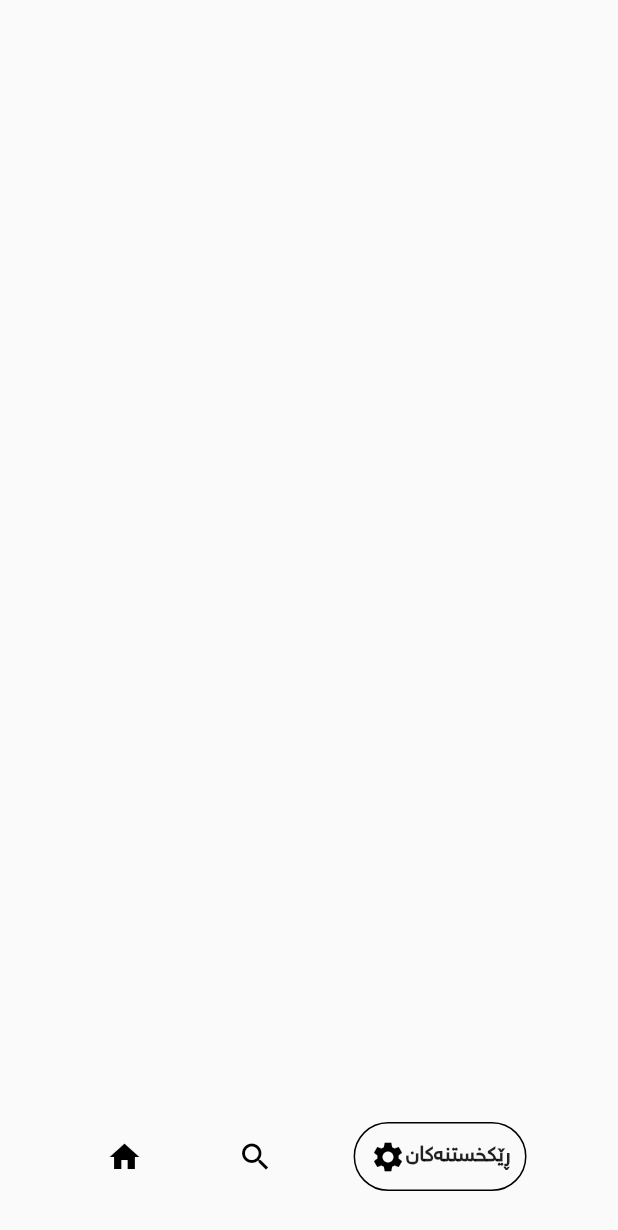
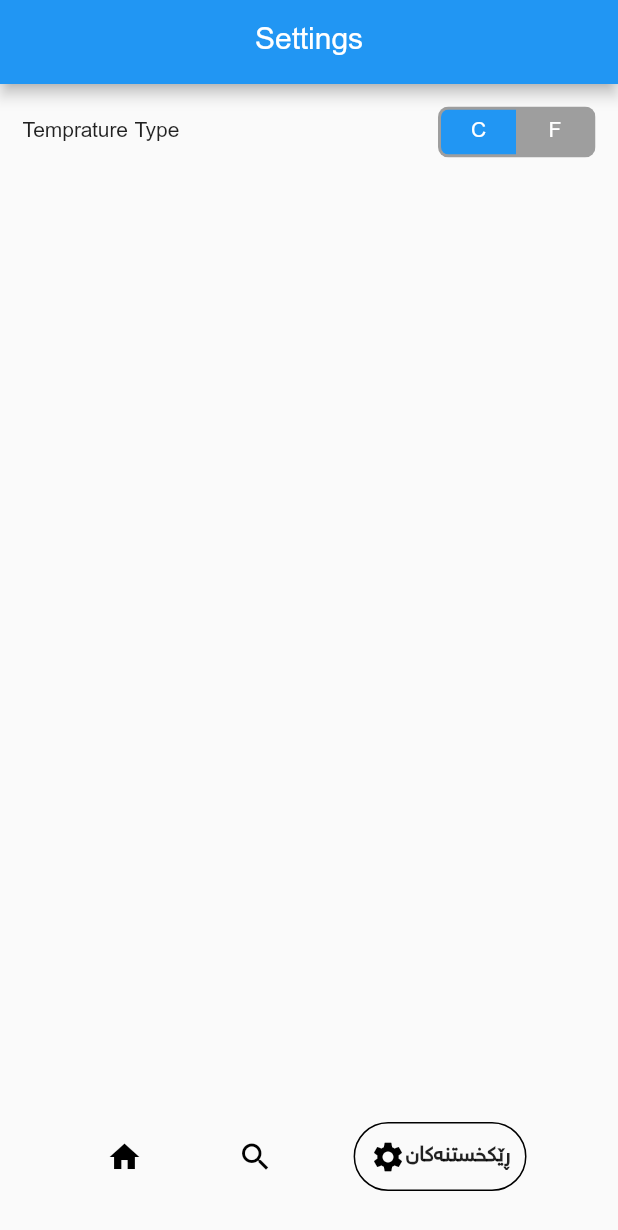
Before and after one commit to Harrem/weather_app, a Flutter app: the screen it shows after launch, item 3 of the bottom bar chosen, on a phone screen of 412 x 824 dp. Shown: the top 1230 px of the screen. Run offline on Flutter 3.47's test engine with Material 2 defaults, Android fonts, the phone set to English and light mode, and no system bars; drawn by our look-alikes of google_nav_bar, toggle_switch; our stand-ins replace sliding_up_panel.

Commit message:
Settings, C and F converter

```diff
--- /dev/null
+++ b/lib/Variables.dart
@@ -0,0 +1,3 @@
+class Vars {
+  static bool istempratureTypeC = true;
+}
--- a/lib/main.dart
+++ b/lib/main.dart
@@ -1,7 +1,5 @@
 import 'package:flutter/material.dart';
-import 'package:weather_app/view/screens/HomeScreen.dart';
 import 'package:weather_app/view/screens/MainPageState.dart';
-import 'package:weather_app/view/screens/SearchScreen.dart';
 
 void main() {
   runApp(const MyApp());
@@ -17,7 +15,7 @@ class MyApp extends StatelessWidget {
       theme: ThemeData(
         fontFamily: 'nrt',
       ),
-      home: PageState(),
+      home: const PageState(),
     );
   }
 }
--- a/lib/view/screens/SettingScreen.dart
+++ b/lib/view/screens/SettingScreen.dart
@@ -1,4 +1,6 @@
 import 'package:flutter/material.dart';
+import 'package:toggle_switch/toggle_switch.dart';
+import 'package:weather_app/Variables.dart';
 
 class SettingScreen extends StatefulWidget {
   const SettingScreen({Key? key}) : super(key: key);
@@ -10,6 +12,47 @@ class SettingScreen extends StatefulWidget {
 class _SettingScreenState extends State<SettingScreen> {
   @override
   Widget build(BuildContext context) {
-    return Scaffold();
+    return Scaffold(
+      appBar: AppBar(
+        title: Text('Settings'),
+        centerTitle: true,
+      ),
+      body: ListView(
+        children: [
+          Padding(
+            padding: const EdgeInsets.all(15),
+            child: Row(
+              mainAxisAlignment: MainAxisAlignment.spaceBetween,
+              children: [
+                Text('Temprature Type'),
+                ToggleSwitch(
+                  minWidth: 50,
+                  minHeight: 30,
+                  initialLabelIndex: 0,
+                  cornerRadius: 5,
+                  activeFgColor: Colors.white,
+                  inactiveBgColor: Colors.grey,
+                  inactiveFgColor: Colors.white,
+                  totalSwitches: 2,
+                  labels: ['C', 'F'],
+                  borderWidth: 2.0,
+                  activeBgColors: [
+                    [Colors.blue],
+                    [Colors.blue],
+                  ],
+                  onToggle: (index) {
+                    if (index == 0) {
+                      Vars.istempratureTypeC = true;
+                    } else if (index == 1) {
+                      Vars.istempratureTypeC = false;
+                    }
+                  },
+                ),
+              ],
+            ),
+          ),
+        ],
+      ),
+    );
   }
 }
--- a/pubspec.yaml
+++ b/pubspec.yaml
@@ -33,6 +33,7 @@ dependencies:
   cupertino_icons: ^1.0.2
   http: ^0.13.4
   google_nav_bar: ^5.0.6
+  toggle_switch: ^2.0.1
 
 dev_dependencies:
   flutter_test:
```
Also changed, not shown: lib/view/screens/SearchScreen.dart (+23 -9 lines), pubspec.lock.
